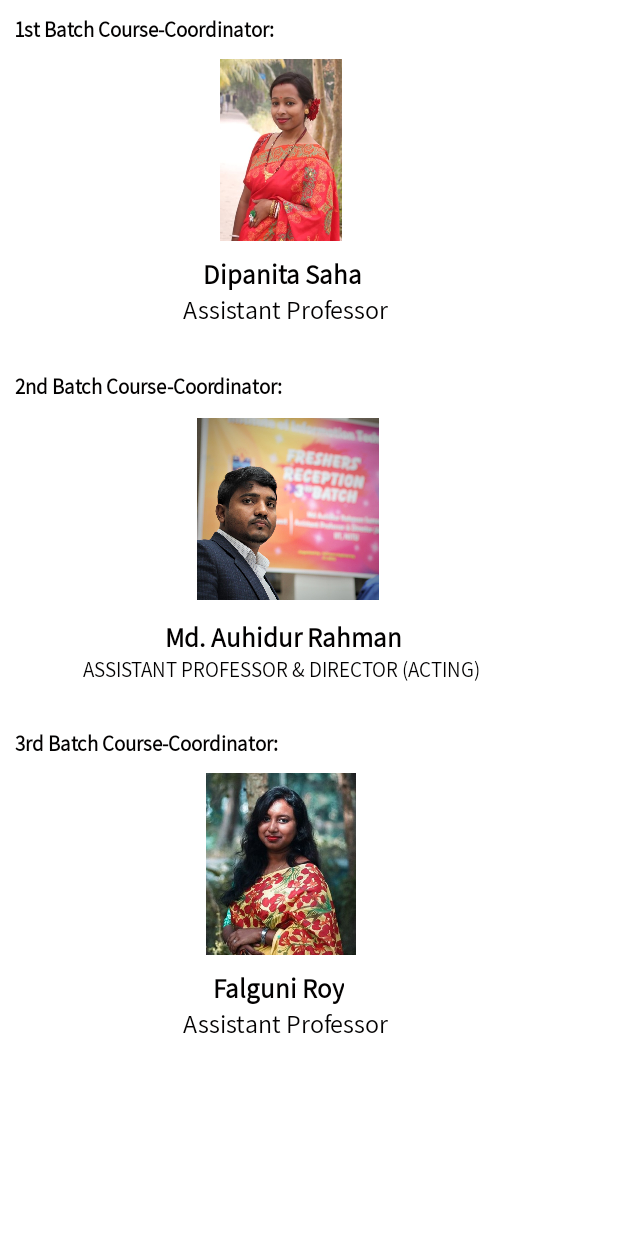
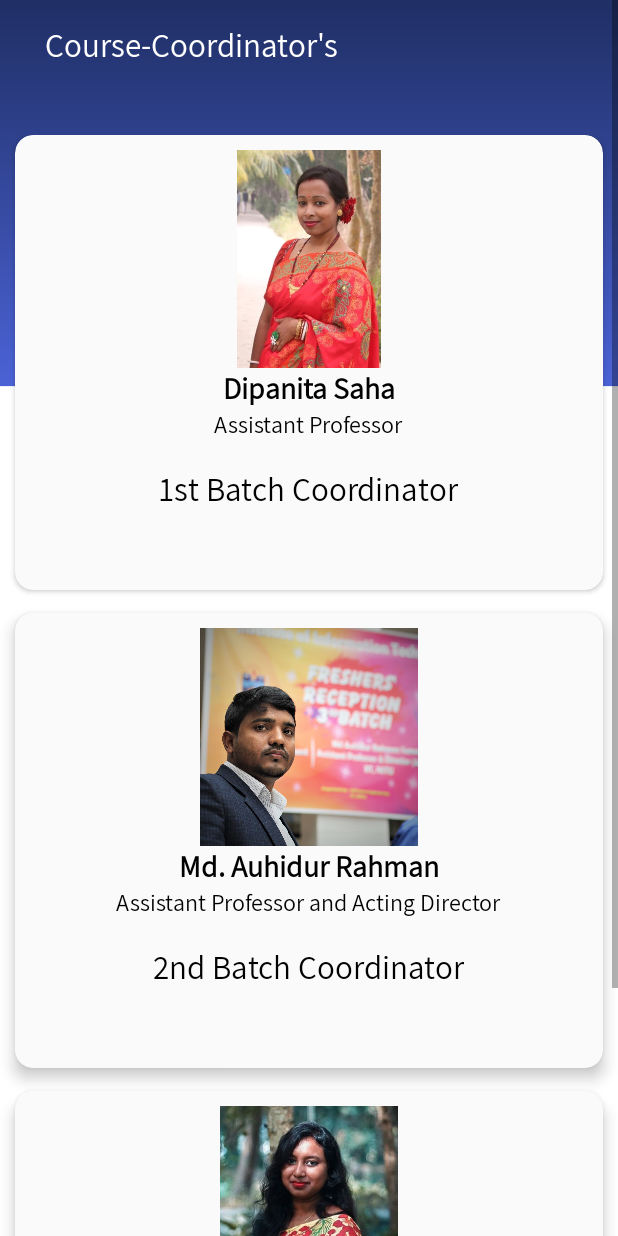
Before and after one commit to IIT-NSTU/IIT-NSTU-app, an Android app: the courseCoordinatorAcitivity screen opened directly, with no data from a screen before it, on a phone screen of 412 x 824 dp. Run offline under Robolectric (Android 15) with nearby library versions, the phone set to English and light mode, and no system bars; Roboto replaces fonts that are not available here.

Commit message:
02:46 PM 25/03/2020
(Added Course-Coordinator's Info)

```diff
--- a/app/src/main/res/layout/activity_course_coordinator_acitivity.xml
+++ b/app/src/main/res/layout/activity_course_coordinator_acitivity.xml
@@ -1,175 +1,257 @@
 <?xml version="1.0" encoding="utf-8"?>
-<androidx.constraintlayout.widget.ConstraintLayout xmlns:android="http://schemas.android.com/apk/res/android"
+<ScrollView xmlns:android="http://schemas.android.com/apk/res/android"
     xmlns:app="http://schemas.android.com/apk/res-auto"
     xmlns:tools="http://schemas.android.com/tools"
     android:layout_width="match_parent"
     android:layout_height="match_parent"
-android:background="@color/cardview_light_background"
-tools:context=".IntroActivity">
+    android:background="@drawable/bgapps"
+    android:orientation="vertical"
+    tools:context=".StudentInfoLogin">
 
-<ScrollView
-    android:layout_width="wrap_content"
-    android:layout_height="wrap_content"
-    app:layout_constraintEnd_toEndOf="parent"
-    app:layout_constraintHorizontal_bias="1.0"
-    app:layout_constraintStart_toStartOf="parent"
-    app:layout_constraintTop_toTopOf="parent">
 
     <LinearLayout
         android:layout_width="match_parent"
         android:layout_height="match_parent"
         android:orientation="vertical">
 
+        <RelativeLayout
+            android:layout_width="match_parent"
+            android:layout_height="wrap_content"
+            android:layout_marginRight="20dp"
+            android:layout_marginLeft="20dp">
+
             <TextView
-            android:id="@+id/textView12"
-            android:layout_width="227dp"
+                android:layout_width="wrap_content"
                 android:layout_height="wrap_content"
+                android:layout_marginStart="10dp"
+                android:layout_marginTop="15dp"
+                android:layout_marginEnd="20dp"
+                android:layout_marginBottom="45dp"
+                android:fontFamily="@font/assistant_regular"
+                android:text="Course-Coordinator's"
+                android:textColor="#FFFFFF"
+                android:textSize="22dp" />
+
+
+        </RelativeLayout>
+
+        <GridLayout
+            android:layout_width="match_parent"
+            android:layout_height="wrap_content"
+            android:rowCount="3">
+
+
+            <androidx.cardview.widget.CardView
+                android:layout_width="match_parent"
+                android:layout_height="303dp"
                 android:layout_marginLeft="10dp"
-            android:layout_marginTop="10dp"
-            android:layout_marginRight="246dp"
-            android:fontFamily="@font/assistant_regular"
-            android:text="1st Batch Course-Coordinator:"
-            android:textColor="#020000"
-            android:textStyle="bold"
-            tools:layout_editor_absoluteX="6dp"
-            tools:layout_editor_absoluteY="16dp" />
+                android:layout_marginRight="10dp"
+                app:cardBackgroundColor="@color/white"
+                app:cardCornerRadius="12dp"
+                app:layout_row="0"
+                app:layout_rowWeight="0">
+
+
+                <LinearLayout
+                    android:layout_width="match_parent"
+                    android:layout_height="match_parent"
+                    android:orientation="vertical"
+                    android:padding="10dp">
+
 
                     <ImageView
-            android:id="@+id/imageView15"
-            android:layout_width="144dp"
-            android:layout_height="121dp"
-            android:layout_marginLeft="115dp"
-            android:layout_marginTop="10dp"
+                        android:id="@+id/imageView17"
+                        android:layout_width="164dp"
+                        android:layout_height="145dp"
+                        android:layout_gravity="center"
                         app:srcCompat="@drawable/dipamam" />
 
                     <TextView
-            android:id="@+id/textView10"
+                        android:id="@+id/textView43"
                         android:layout_width="wrap_content"
                         android:layout_height="wrap_content"
-            android:layout_marginLeft="135dp"
-            android:layout_marginTop="10dp"
+                        android:layout_row="0"
+                        android:layout_column="0"
                         android:fontFamily="@font/assistant_regular"
                         android:text="Dipanita Saha"
+                        android:layout_gravity="center"
                         android:textColor="#020000"
-            android:textSize="18sp"
-            android:textStyle="bold"
-            tools:layout_editor_absoluteX="120dp"
-            tools:layout_editor_absoluteY="418dp" />
+                        android:textSize="20sp"
+                        android:textStyle="bold" />
 
                     <TextView
-            android:id="@+id/textView11"
+                        android:id="@+id/textView42"
                         android:layout_width="wrap_content"
                         android:layout_height="wrap_content"
-            android:layout_marginLeft="122dp"
-            android:layout_marginBottom="30dp"
+                        android:layout_row="0"
+                        android:layout_column="0"
                         android:fontFamily="@font/assistant_regular"
                         android:text="Assistant Professor"
+                        android:layout_gravity="center"
                         android:textColor="#020000"
-            android:textSize="17sp"
-            tools:layout_editor_absoluteX="67dp"
-            tools:layout_editor_absoluteY="451dp" />
+                        android:textSize="16sp" />
+
+                    <TextView
+                        android:id="@+id/textView44"
+                        android:layout_width="wrap_content"
+                        android:layout_height="wrap_content"
+                        android:layout_row="0"
+                        android:layout_column="0"
+                        android:fontFamily="@font/assistant_regular"
+                        android:text="1st Batch Coordinator"
+                        android:layout_marginTop="18dp"
+                        android:layout_gravity="center"
+                        android:textColor="#020000"
+                        android:textSize="22sp" />
+                </LinearLayout>
 
 
+            </androidx.cardview.widget.CardView>
+
+            <androidx.cardview.widget.CardView
+                android:layout_width="match_parent"
+                android:layout_height="303dp"
+                android:layout_row="1"
+                android:layout_column="0"
+                android:layout_marginLeft="10dp"
+                android:layout_marginTop="15dp"
+                android:layout_marginRight="10dp"
+                app:cardBackgroundColor="@color/white"
+                app:cardCornerRadius="12dp"
+                app:cardElevation="6dp"
+                app:layout_rowWeight="0">
+
+                <LinearLayout
+                    android:layout_width="match_parent"
+                    android:layout_height="match_parent"
+                    android:orientation="vertical"
+                    android:padding="10dp">
+
+
+                    <ImageView
+                        android:id="@+id/imageView18"
+                        android:layout_width="164dp"
+                        android:layout_height="145dp"
+                        android:layout_gravity="center"
+                        app:srcCompat="@drawable/sumonsir" />
+
                     <TextView
-            android:id="@+id/textView8"
+                        android:id="@+id/textView45"
                         android:layout_width="wrap_content"
                         android:layout_height="wrap_content"
-            android:layout_marginLeft="10dp"
+                        android:layout_row="0"
+                        android:layout_column="0"
                         android:fontFamily="@font/assistant_regular"
-            android:text="2nd Batch Course-Coordinator:"
+                        android:text="Md. Auhidur Rahman"
+                        android:layout_gravity="center"
                         android:textColor="#020000"
-            android:textStyle="bold"
-            tools:layout_editor_absoluteX="6dp"
-            tools:layout_editor_absoluteY="256dp" />
+                        android:textSize="20sp"
+                        android:textStyle="bold" />
+
+                    <TextView
+                        android:id="@+id/textView46"
+                        android:layout_width="wrap_content"
+                        android:layout_height="wrap_content"
+                        android:layout_row="0"
+                        android:layout_column="0"
+                        android:fontFamily="@font/assistant_regular"
+                        android:text="Assistant Professor and Acting Director"
+                        android:layout_gravity="center"
+                        android:textColor="#020000"
+                        android:textSize="16sp" />
+
+                    <TextView
+                        android:id="@+id/textView47"
+                        android:layout_width="wrap_content"
+                        android:layout_height="wrap_content"
+                        android:layout_row="0"
+                        android:layout_column="0"
+                        android:fontFamily="@font/assistant_regular"
+                        android:text="2nd Batch Coordinator"
+                        android:layout_marginTop="18dp"
+                        android:layout_gravity="center"
+                        android:textColor="#020000"
+                        android:textSize="22sp" />
+                </LinearLayout>
 
 
+
+            </androidx.cardview.widget.CardView>
+
+            <androidx.cardview.widget.CardView
+                android:layout_width="match_parent"
+                android:layout_height="303dp"
+                android:layout_row="2"
+                android:layout_column="0"
+                android:layout_marginLeft="10dp"
+                android:layout_marginTop="15dp"
+                android:layout_marginRight="10dp"
+                app:cardBackgroundColor="@color/white"
+                app:cardCornerRadius="12dp"
+                app:cardElevation="6dp">
+
+                <LinearLayout
+                    android:layout_width="match_parent"
+                    android:layout_height="match_parent"
+                    android:orientation="vertical"
+                    android:padding="10dp">
+
+
+                    <ImageView
+                        android:id="@+id/imageView19"
+                        android:layout_width="164dp"
+                        android:layout_height="145dp"
+                        android:layout_gravity="center"
+                        app:srcCompat="@drawable/falgunimam" />
+
                     <TextView
-            android:id="@+id/textView13"
+                        android:id="@+id/textView48"
                         android:layout_width="wrap_content"
                         android:layout_height="wrap_content"
-            android:layout_marginLeft="110dp"
-            android:layout_marginTop="145dp"
+                        android:layout_row="0"
+                        android:layout_column="0"
                         android:fontFamily="@font/assistant_regular"
-            android:text="Md. Auhidur Rahman"
+                        android:text="Falguni Roy"
+                        android:layout_gravity="center"
                         android:textColor="#020000"
-            android:textSize="18sp"
-            android:textStyle="bold"
-            tools:layout_editor_absoluteX="163dp"
-            tools:layout_editor_absoluteY="179dp" />
+                        android:textSize="20sp"
+                        android:textStyle="bold" />
 
                     <TextView
-            android:id="@+id/textView14"
+                        android:id="@+id/textView49"
                         android:layout_width="wrap_content"
                         android:layout_height="wrap_content"
-            android:layout_marginLeft="55dp"
-            android:layout_marginBottom="30dp"
+                        android:layout_row="0"
+                        android:layout_column="0"
                         android:fontFamily="@font/assistant_regular"
-            android:text="@string/assistant_professor_director_acting_3"
+                        android:text="Assistant Professor"
+                        android:layout_gravity="center"
                         android:textColor="#020000"
-            tools:layout_editor_absoluteX="163dp"
-            tools:layout_editor_absoluteY="210dp" />
+                        android:textSize="16sp" />
 
                     <TextView
-            android:id="@+id/textView15"
+                        android:id="@+id/textView50"
                         android:layout_width="wrap_content"
                         android:layout_height="wrap_content"
-            android:layout_marginLeft="10dp"
-            android:layout_marginBottom="10dp"
+                        android:layout_row="0"
+                        android:layout_column="0"
                         android:fontFamily="@font/assistant_regular"
-            android:text="3rd Batch Course-Coordinator:"
+                        android:text="3rd Batch Coordinator"
+                        android:layout_marginTop="18dp"
+                        android:layout_gravity="center"
                         android:textColor="#020000"
-            android:textStyle="bold"
-            tools:layout_editor_absoluteX="6dp"
-            tools:layout_editor_absoluteY="502dp" />
+                        android:textSize="22sp" />
+                </LinearLayout>
 
-        <ImageView
-            android:id="@+id/imageView9"
-            android:layout_width="144dp"
-            android:layout_height="121dp"
-            android:layout_marginLeft="115dp"
-            android:layout_marginBottom="10dp"
-            app:srcCompat="@drawable/falgunimam"
-            tools:layout_editor_absoluteX="145dp"
-            tools:layout_editor_absoluteY="534dp" />
+            </androidx.cardview.widget.CardView>
 
-        <TextView
-            android:id="@+id/textView16"
-            android:layout_width="wrap_content"
-            android:layout_height="wrap_content"
-            android:layout_marginLeft="142dp"
-            android:fontFamily="@font/assistant_regular"
-            android:text="Falguni Roy"
-            android:textColor="#020000"
-            android:textSize="18sp"
-            android:textStyle="bold"
-            tools:layout_editor_absoluteX="163dp"
-            tools:layout_editor_absoluteY="665dp" />
 
-        <TextView
-            android:id="@+id/textView17"
-            android:layout_width="wrap_content"
-            android:layout_height="wrap_content"
-            android:layout_marginLeft="122dp"
-            android:fontFamily="@font/assistant_regular"
-            android:text="Assistant Professor"
-            android:textColor="#020000"
-            android:textSize="17sp"
-            tools:layout_editor_absoluteX="151dp"
-            tools:layout_editor_absoluteY="696dp" />
 
-        <ImageView
-            android:id="@+id/imageView10"
-            android:layout_width="144dp"
-            android:layout_height="121dp"
-            android:layout_marginTop="-415dp"
-            android:layout_marginLeft="120dp"
-            app:srcCompat="@drawable/sumonsir" />
+
+        </GridLayout>
+
+
 
 
     </LinearLayout>
 </ScrollView>
-
-
-
-
-</androidx.constraintlayout.widget.ConstraintLayout>
```
Also changed, not shown: app/src/main/res/drawable-v24/dipamam2.jpg (added). Lines whose indentation alone changed are shown as unchanged.
